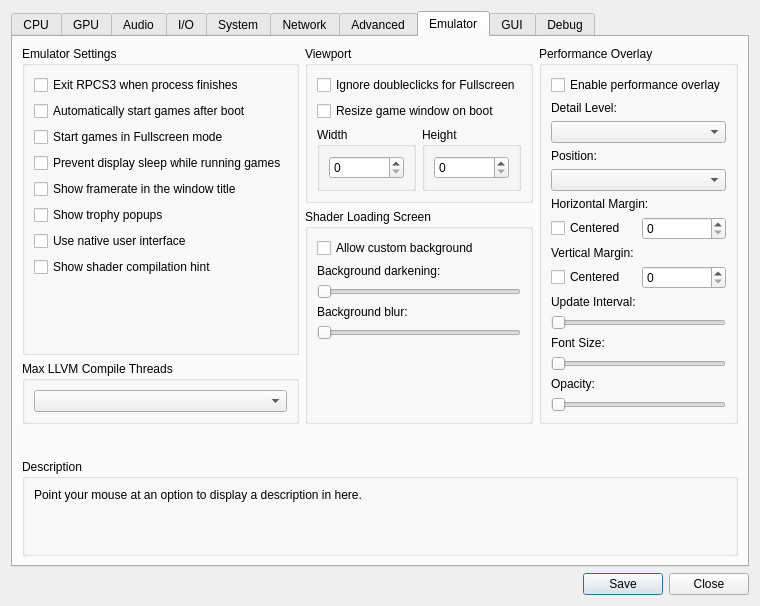
First picture: the form in rpcs3/rpcs3qt/settings_dialog.ui, repository RPCS3/rpcs3, before the edit.
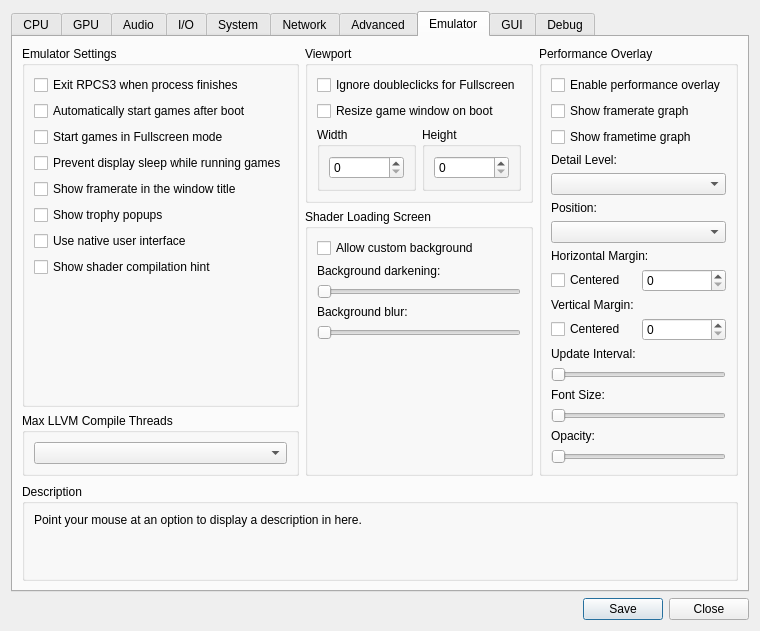
Second picture: the form after the edit. The open tabs and pages were chosen to show the change. Icons and pictures are not drawn.

Commit message: overlays: add settings for overlay graphs

The edit to the form file:
```diff
--- a/rpcs3/rpcs3qt/settings_dialog.ui
+++ b/rpcs3/rpcs3qt/settings_dialog.ui
@@ -2138,6 +2138,20 @@
                 </property>
                </widget>
               </item>
+              <item>
+               <widget class="QCheckBox" name="perfOverlayFramerateGraphEnabled">
+                <property name="text">
+                 <string>Show framerate graph</string>
+                </property>
+               </widget>
+              </item>
+              <item>
+               <widget class="QCheckBox" name="perfOverlayFrametimeGraphEnabled">
+                <property name="text">
+                 <string>Show frametime graph</string>
+                </property>
+               </widget>
+              </item>
               <item>
                <widget class="QLabel" name="label_detail_level">
                 <property name="text">
```
The commit also changes 7 other files.
